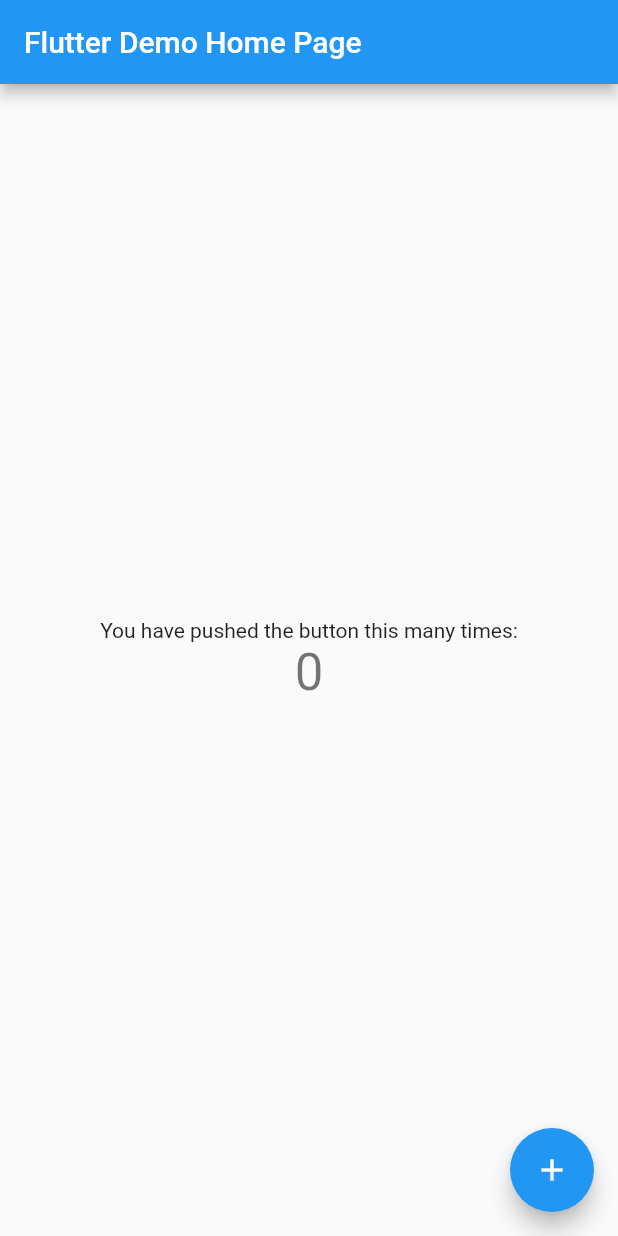
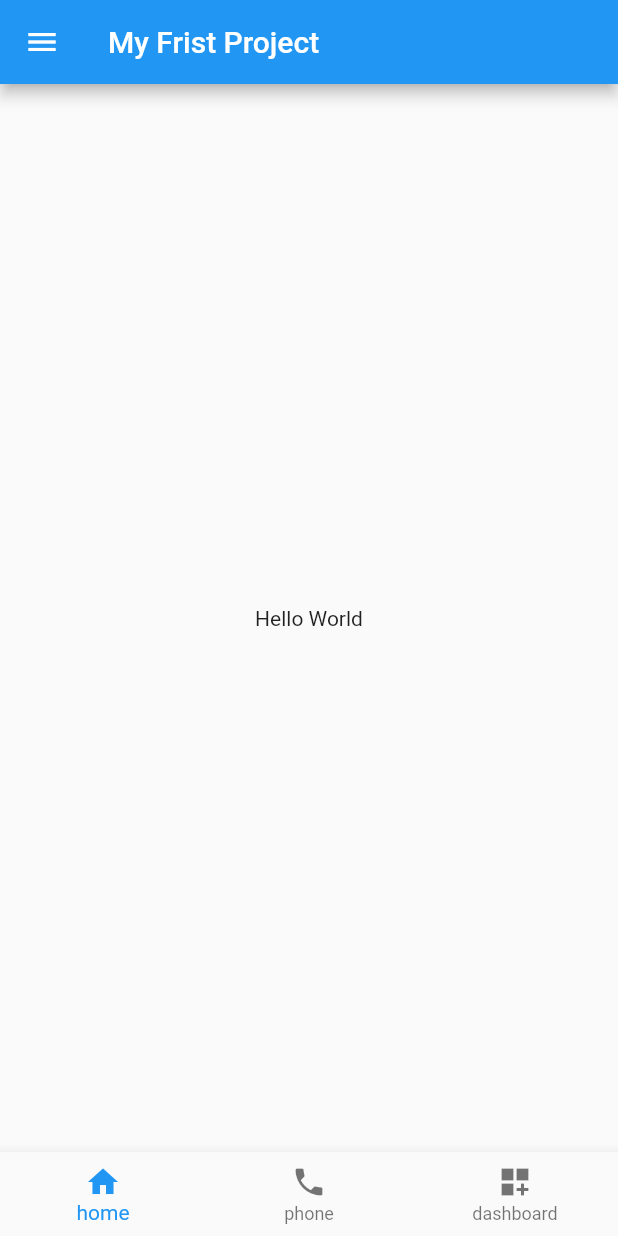
Before and after one commit to Sutanyaa/hello_world, a Flutter app: the screen it shows after launch, on a phone screen of 412 x 824 dp. Run offline on Flutter 3.47's test engine with Material 2 defaults, Android fonts, the phone set to English and light mode, and no system bars.

Commit message:
flutter101

```diff
--- a/lib/main.dart
+++ b/lib/main.dart
@@ -1,113 +1,23 @@
 import 'package:flutter/material.dart';
 
 void main() {
-  runApp(MyApp());
-}
-
-class MyApp extends StatelessWidget {
-  // This widget is the root of your application.
-  @override
-  Widget build(BuildContext context) {
-    return MaterialApp(
-      title: 'Flutter Demo',
-      theme: ThemeData(
-        // This is the theme of your application.
-        //
-        // Try running your application with "flutter run". You'll see the
-        // application has a blue toolbar. Then, without quitting the app, try
-        // changing the primarySwatch below to Colors.green and then invoke
-        // "hot reload" (press "r" in the console where you ran "flutter run",
-        // or simply save your changes to "hot reload" in a Flutter IDE).
-        // Notice that the counter didn't reset back to zero; the application
-        // is not restarted.
-        primarySwatch: Colors.blue,
-      ),
-      home: MyHomePage(title: 'Flutter Demo Home Page'),
-    );
-  }
-}
-
-class MyHomePage extends StatefulWidget {
-  MyHomePage({Key key, this.title}) : super(key: key);
-
-  // This widget is the home page of your application. It is stateful, meaning
-  // that it has a State object (defined below) that contains fields that affect
-  // how it looks.
-
-  // This class is the configuration for the state. It holds the values (in this
-  // case the title) provided by the parent (in this case the App widget) and
-  // used by the build method of the State. Fields in a Widget subclass are
-  // always marked "final".
-
-  final String title;
-
-  @override
-  _MyHomePageState createState() => _MyHomePageState();
-}
-
-class _MyHomePageState extends State<MyHomePage> {
-  int _counter = 0;
-
-  void _incrementCounter() {
-    setState(() {
-      // This call to setState tells the Flutter framework that something has
-      // changed in this State, which causes it to rerun the build method below
-      // so that the display can reflect the updated values. If we changed
-      // _counter without calling setState(), then the build method would not be
-      // called again, and so nothing would appear to happen.
-      _counter++;
-    });
-  }
-
-  @override
-  Widget build(BuildContext context) {
-    // This method is rerun every time setState is called, for instance as done
-    // by the _incrementCounter method above.
-    //
-    // The Flutter framework has been optimized to make rerunning build methods
-    // fast, so that you can just rebuild anything that needs updating rather
-    // than having to individually change instances of widgets.
-    return Scaffold(
-      appBar: AppBar(
-        // Here we take the value from the MyHomePage object that was created by
-        // the App.build method, and use it to set our appbar title.
-        title: Text(widget.title),
-      ),
-      body: Center(
-        // Center is a layout widget. It takes a single child and positions it
-        // in the middle of the parent.
-        child: Column(
-          // Column is also a layout widget. It takes a list of children and
-          // arranges them vertically. By default, it sizes itself to fit its
-          // children horizontally, and tries to be as tall as its parent.
-          //
-          // Invoke "debug painting" (press "p" in the console, choose the
-          // "Toggle Debug Paint" action from the Flutter Inspector in Android
-          // Studio, or the "Toggle Debug Paint" command in Visual Studio Code)
-          // to see the wireframe for each widget.
-          //
-          // Column has various properties to control how it sizes itself and
-          // how it positions its children. Here we use mainAxisAlignment to
-          // center the children vertically; the main axis here is the vertical
-          // axis because Columns are vertical (the cross axis would be
-          // horizontal).
-          mainAxisAlignment: MainAxisAlignment.center,
-          children: <Widget>[
-            Text(
-              'You have pushed the button this many times:',
-            ),
-            Text(
-              '$_counter',
-              style: Theme.of(context).textTheme.headline4,
-            ),
+  runApp(
+    MaterialApp(
+      home: Scaffold(
+        drawer: Drawer(child: Text("Hello Drawer")),
+        appBar: AppBar(
+          title: Text("My Frist Project"),
+        ),
+        body: Center(child: Text("Hello World")),
+        bottomNavigationBar: BottomNavigationBar(
+          items: [
+            BottomNavigationBarItem(icon: Icon(Icons.home), label: "home"),
+            BottomNavigationBarItem(icon: Icon(Icons.phone), label: "phone"),
+            BottomNavigationBarItem(
+                icon: Icon(Icons.dashboard_customize), label: "dashboard"),
           ],
         ),
       ),
-      floatingActionButton: FloatingActionButton(
-        onPressed: _incrementCounter,
-        tooltip: 'Increment',
-        child: Icon(Icons.add),
-      ), // This trailing comma makes auto-formatting nicer for build methods.
-    );
-  }
+    ),
+  );
 }
```
Also changed, not shown: 1 other file.
